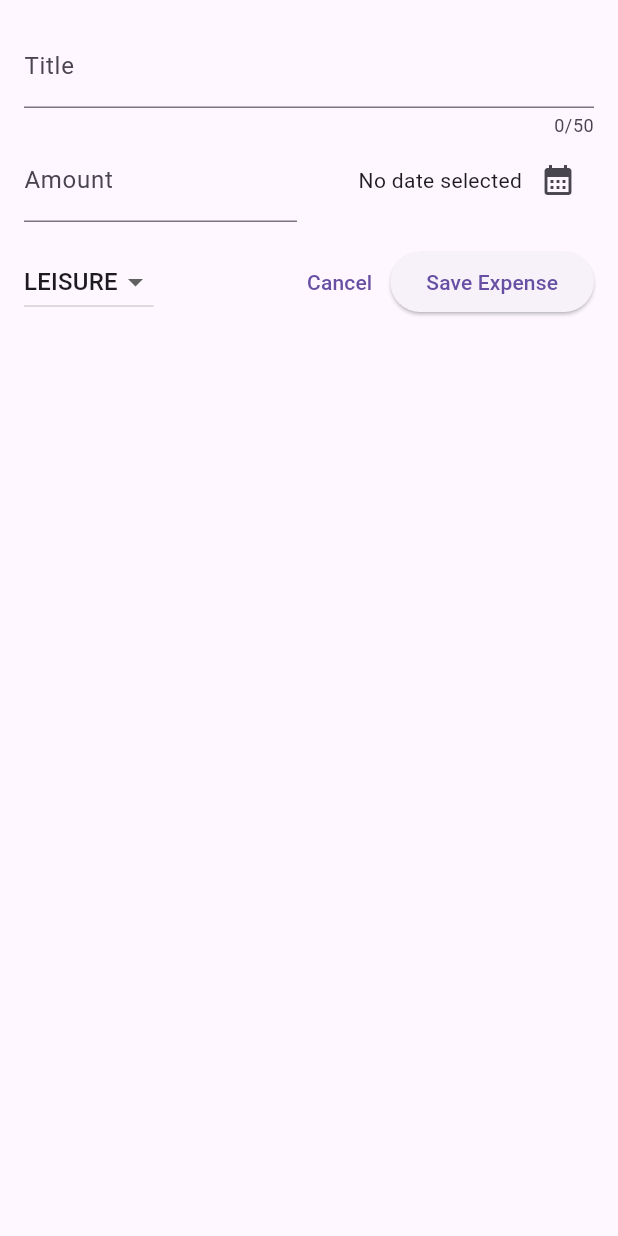
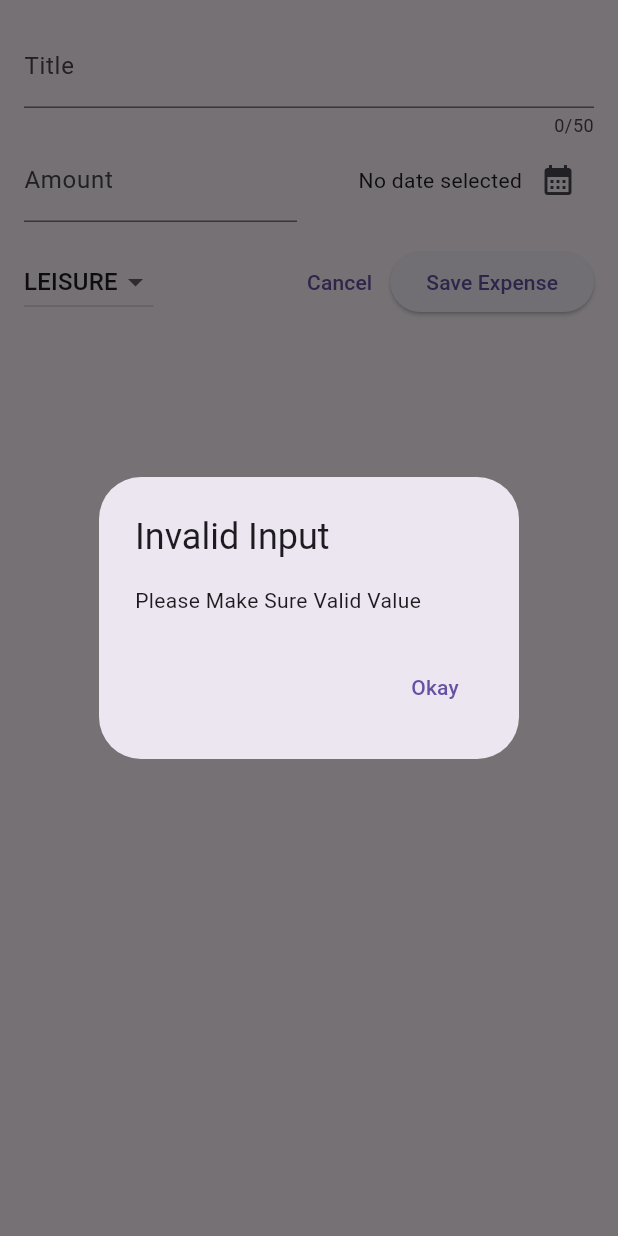
Before and after one commit to My-Own-Personal-Test/expense_app, a Flutter app: the NewExpense widget shown alone on an empty page, opened directly, after a tap on "Save Expense", on a phone screen of 412 x 824 dp. Run offline on Flutter 3.47's test engine with Material 3 defaults, Android fonts, the phone set to English and light mode, and no system bars.

Commit message:
feat: add alert dialog if invalid number

```diff
--- a/lib/widgets/new_expense.dart
+++ b/lib/widgets/new_expense.dart
@@ -26,6 +26,30 @@ class _NewExpanseState extends State<NewExpense> {
       lastDate: now,
     );
     setState(() => _selectedDate = pickedDate);
+  }
+
+  void _submitExpenseData() {
+    final enteredAmount = double.tryParse(_amountController.text);
+    final amounIsInvalid = enteredAmount == null || enteredAmount <= 0;
+
+    if (_titleController.text.trim().isEmpty ||
+        amounIsInvalid ||
+        _selectedDate == null) {
+      showDialog(
+        context: context,
+        builder: (ctx) => AlertDialog(
+          title: const Text('Invalid Input'),
+          content: const Text('Please Make Sure Valid Value'),
+          actions: [
+            TextButton(
+              onPressed: () => Navigator.pop(ctx),
+              child: const Text('Okay'),
+            )
+          ],
+        ),
+      );
+      return;
+    }
   }
 
   @override
@@ -108,10 +132,7 @@ class _NewExpanseState extends State<NewExpense> {
                 child: const Text('Cancel'),
               ),
               ElevatedButton(
-                onPressed: () {
-                  print(_titleController.text);
-                  print(_amountController.text);
-                },
+                onPressed: _submitExpenseData,
                 child: const Text('Save Expense'),
               )
             ],
```
